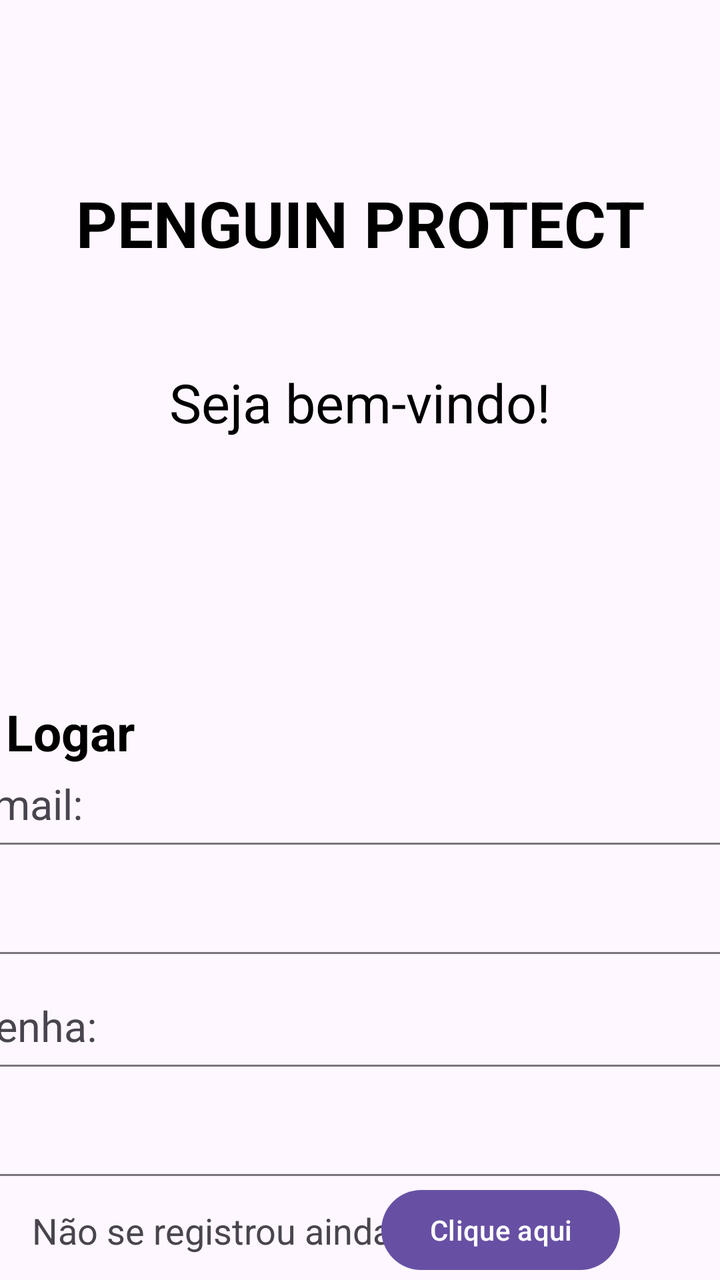
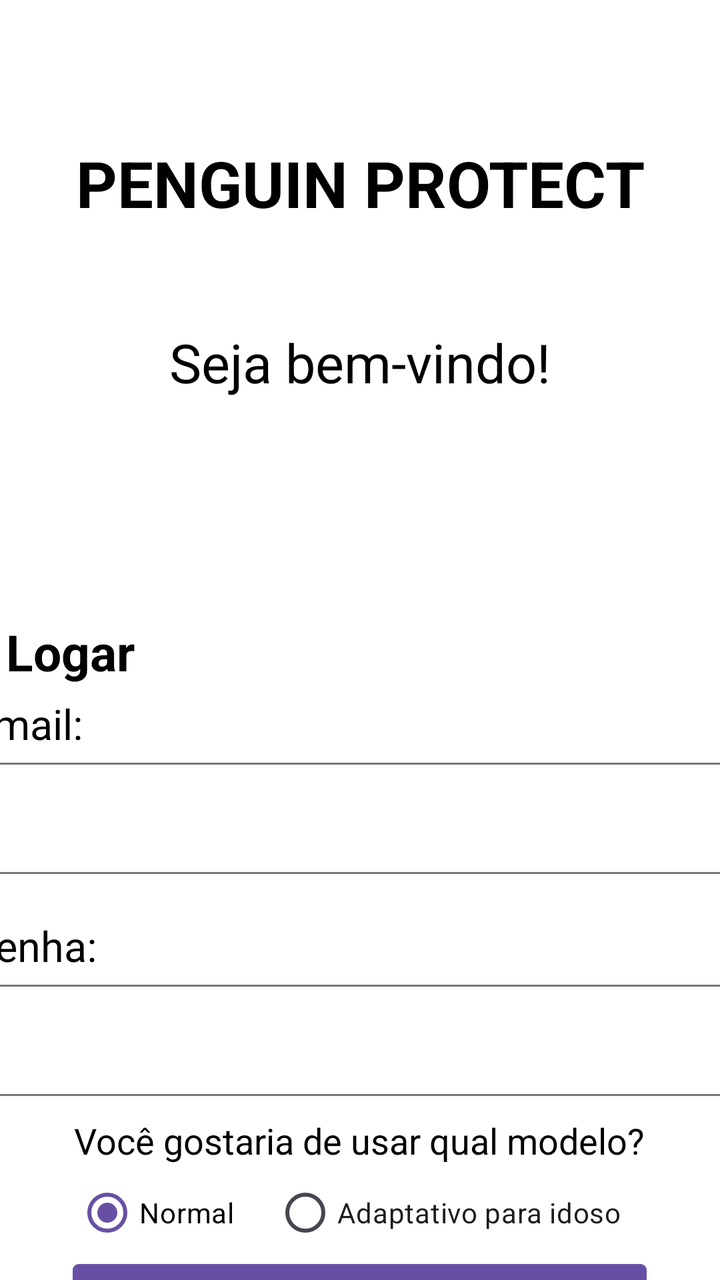

Two renders of the same Android screen: before a commit and after it. Below are the layout's source before the change and the commit's diff.
<!-- AndroidManifest.xml: application theme Theme.DESSAVEZEUACREDITO -->
<!-- res/layout/activity_main.xml -->
<?xml version="1.0" encoding="utf-8"?>
<androidx.constraintlayout.widget.ConstraintLayout xmlns:android="http://schemas.android.com/apk/res/android"
    xmlns:app="http://schemas.android.com/apk/res-auto"
    xmlns:tools="http://schemas.android.com/tools"
    android:id="@+id/main"
    android:layout_width="match_parent"
    android:layout_height="match_parent"
    tools:context=".MainActivity">

    <TextView
        android:id="@+id/textView"
        android:layout_width="wrap_content"
        android:layout_height="wrap_content"
        android:layout_marginTop="90dp"
        android:text="PENGUIN PROTECT"
        android:textColor="#000000"
        android:textColorLink="#000000"
        android:textSize="32sp"
        android:textStyle="bold"
        app:layout_constraintEnd_toEndOf="parent"
        app:layout_constraintStart_toStartOf="parent"
        app:layout_constraintTop_toTopOf="parent" />

    <TextView
        android:id="@+id/textView2"
        android:layout_width="wrap_content"
        android:layout_height="wrap_content"
        android:layout_marginTop="50dp"
        android:text="Seja bem-vindo!"
        android:textColor="#000000"
        android:textSize="27sp"
        app:layout_constraintEnd_toEndOf="parent"
        app:layout_constraintStart_toStartOf="parent"
        app:layout_constraintTop_toBottomOf="@+id/textView" />

    <TextView
        android:id="@+id/textView3"
        android:layout_width="wrap_content"
        android:layout_height="wrap_content"
        android:layout_marginStart="-290dp"
        android:layout_marginTop="130dp"
        android:text="Logar"
        android:textColor="#000000"
        android:textSize="25sp"
        android:textStyle="bold"
        app:layout_constraintEnd_toEndOf="parent"
        app:layout_constraintStart_toStartOf="parent"
        app:layout_constraintTop_toBottomOf="@+id/textView2" />

    <TextView
        android:id="@+id/textView4"
        android:layout_width="wrap_content"
        android:layout_height="wrap_content"
        android:layout_marginStart="-335dp"
        android:layout_marginTop="5dp"
        android:text="Email:"
        android:textSize="21sp"
        app:layout_constraintEnd_toEndOf="parent"
        app:layout_constraintStart_toStartOf="parent"
        app:layout_constraintTop_toBottomOf="@+id/textView3" />

    <TextView
        android:id="@+id/textView5"
        android:layout_width="wrap_content"
        android:layout_height="wrap_content"
        android:layout_marginStart="-335dp"
        android:layout_marginTop="116dp"
        android:text="Senha:"
        android:textSize="21sp"
        app:layout_constraintEnd_toEndOf="parent"
        app:layout_constraintHorizontal_bias="0.506"
        app:layout_constraintStart_toStartOf="parent"
        app:layout_constraintTop_toBottomOf="@+id/textView3" />

    <com.google.android.material.textfield.TextInputLayout
        android:layout_width="409dp"
        android:layout_height="wrap_content"
        app:layout_constraintEnd_toEndOf="parent"
        app:layout_constraintStart_toStartOf="parent"
        app:layout_constraintTop_toBottomOf="@+id/textView4">

        <com.google.android.material.textfield.TextInputEditText
            android:layout_width="match_parent"
            android:layout_height="wrap_content"
            android:textColor="#050505"
            android:textColorLink="#000000" />
    </com.google.android.material.textfield.TextInputLayout>

    <com.google.android.material.textfield.TextInputLayout
        android:id="@+id/textInputLayout"
        android:layout_width="409dp"
        android:layout_height="wrap_content"
        app:layout_constraintEnd_toEndOf="parent"
        app:layout_constraintStart_toStartOf="parent"
        app:layout_constraintTop_toBottomOf="@+id/textView5">

        <com.google.android.material.textfield.TextInputEditText
            android:layout_width="match_parent"
            android:layout_height="wrap_content"
            android:password="true" />
    </com.google.android.material.textfield.TextInputLayout>

    <TextView
        android:id="@+id/textView6"
        android:layout_width="wrap_content"
        android:layout_height="wrap_content"
        android:layout_marginTop="15dp"
        android:layout_marginEnd="-30dp"
        android:text="Não se registrou ainda?"
        android:textSize="18sp"
        app:layout_constraintEnd_toStartOf="@+id/bt_ir_registrar"
        app:layout_constraintStart_toStartOf="parent"
        app:layout_constraintTop_toBottomOf="@+id/textInputLayout" />

    <Button
        android:id="@+id/bt_ir_registrar"
        android:layout_width="wrap_content"
        android:layout_height="wrap_content"
        android:layout_marginTop="3dp"
        android:layout_marginEnd="50dp"
        android:text="Clique aqui"
        app:iconPadding="8dp"
        app:iconSize="18sp"
        app:layout_constraintEnd_toEndOf="parent"
        app:layout_constraintTop_toBottomOf="@+id/textInputLayout" />

</androidx.constraintlayout.widget.ConstraintLayout>
<!-- resources referenced by this layout -->
<resources>
  <style name="Theme.DESSAVEZEUACREDITO" parent="Base.Theme.DESSAVEZEUACREDITO" />
  <style name="Base.Theme.DESSAVEZEUACREDITO" parent="Theme.Material3.DayNight.NoActionBar">
          
          
      </style>
</resources>

<!-- the commit's change to res/layout/activity_main.xml (unified diff, before → after) -->
@@ -5,13 +5,14 @@
     android:id="@+id/main"
     android:layout_width="match_parent"
     android:layout_height="match_parent"
-    tools:context=".MainActivity">
+    tools:context=".MainActivity"
+    android:background="@android:color/background_light">
 
     <TextView
         android:id="@+id/textView"
         android:layout_width="wrap_content"
         android:layout_height="wrap_content"
-        android:layout_marginTop="90dp"
+        android:layout_marginTop="70dp"
         android:text="PENGUIN PROTECT"
         android:textColor="#000000"
         android:textColorLink="#000000"
@@ -38,7 +39,7 @@
         android:layout_width="wrap_content"
         android:layout_height="wrap_content"
         android:layout_marginStart="-290dp"
-        android:layout_marginTop="130dp"
+        android:layout_marginTop="110dp"
         android:text="Logar"
         android:textColor="#000000"
         android:textSize="25sp"
@@ -48,6 +49,7 @@
         app:layout_constraintTop_toBottomOf="@+id/textView2" />
 
     <TextView
+        android:textColor="#000000"
         android:id="@+id/textView4"
         android:layout_width="wrap_content"
         android:layout_height="wrap_content"
@@ -60,6 +62,7 @@
         app:layout_constraintTop_toBottomOf="@+id/textView3" />
 
     <TextView
+        android:textColor="#000000"
         android:id="@+id/textView5"
         android:layout_width="wrap_content"
         android:layout_height="wrap_content"
@@ -101,27 +104,83 @@
     </com.google.android.material.textfield.TextInputLayout>
 
     <TextView
+        android:textColor="#000000"
         android:id="@+id/textView6"
         android:layout_width="wrap_content"
         android:layout_height="wrap_content"
-        android:layout_marginTop="15dp"
-        android:layout_marginEnd="-30dp"
+        android:layout_marginStart="50dp"
+        android:layout_marginTop="137dp"
         android:text="Não se registrou ainda?"
-        android:textSize="18sp"
+        android:textSize="15sp"
         app:layout_constraintEnd_toStartOf="@+id/bt_ir_registrar"
         app:layout_constraintStart_toStartOf="parent"
         app:layout_constraintTop_toBottomOf="@+id/textInputLayout" />
 
     <Button
+        android:textColor="#FFFFFF"
+        android:id="@+id/logar"
+        android:layout_width="287dp"
+        android:layout_height="49dp"
+        android:layout_marginTop="80dp"
+        android:text="Logar"
+        app:cornerRadius="3sp"
+        app:layout_constraintEnd_toEndOf="parent"
+        app:layout_constraintHorizontal_bias="0.498"
+        app:layout_constraintStart_toStartOf="parent"
+        app:layout_constraintTop_toBottomOf="@+id/textInputLayout"
+        app:strokeColor="#E70000" />
+
+    <TextView
+        android:textColor="#000000"
+        android:id="@+id/textView7"
+        android:layout_width="wrap_content"
+        android:layout_height="wrap_content"
+        android:layout_marginTop="10dp"
+        android:text="Você gostaria de usar qual modelo?"
+        android:textSize="18sp"
+        app:layout_constraintEnd_toEndOf="parent"
+        app:layout_constraintHorizontal_bias="0.496"
+        app:layout_constraintStart_toStartOf="parent"
+        app:layout_constraintTop_toBottomOf="@+id/textInputLayout" />
+
+    <RadioButton
+        android:id="@+id/Normalb"
+        android:layout_width="wrap_content"
+        android:layout_height="wrap_content"
+        android:buttonTint="#00B1FF"
+        android:checked="true"
+        android:focusable="true"
+        android:text="Normal"
+        android:textColor="#000000"
+        app:layout_constraintEnd_toStartOf="@+id/adaptativo"
+        app:layout_constraintHorizontal_bias="0.659"
+        app:layout_constraintStart_toStartOf="parent"
+        app:layout_constraintTop_toBottomOf="@+id/textView7" />
+
+    <TextView
         android:id="@+id/bt_ir_registrar"
         android:layout_width="wrap_content"
         android:layout_height="wrap_content"
-        android:layout_marginTop="3dp"
-        android:layout_marginEnd="50dp"
-        android:text="Clique aqui"
-        app:iconPadding="8dp"
-        app:iconSize="18sp"
+        android:layout_marginTop="137dp"
+        android:layout_marginEnd="-140dp"
+        android:height="48dp"
+        android:clickable="true"
+        android:text="Registre-se aqui!"
+        android:textColor="#2196F3"
+        android:textSize="15sp"
         app:layout_constraintEnd_toEndOf="parent"
+        app:layout_constraintHorizontal_bias="0.496"
+        app:layout_constraintStart_toStartOf="parent"
         app:layout_constraintTop_toBottomOf="@+id/textInputLayout" />
 
+    <RadioButton
+        android:id="@+id/adaptativo"
+        android:layout_width="wrap_content"
+        android:layout_height="wrap_content"
+        android:text="Adaptativo para idoso"
+        app:layout_constraintEnd_toEndOf="parent"
+        app:layout_constraintHorizontal_bias="0.734"
+        app:layout_constraintStart_toStartOf="parent"
+        app:layout_constraintTop_toBottomOf="@+id/textView7" />
+
 </androidx.constraintlayout.widget.ConstraintLayout>
